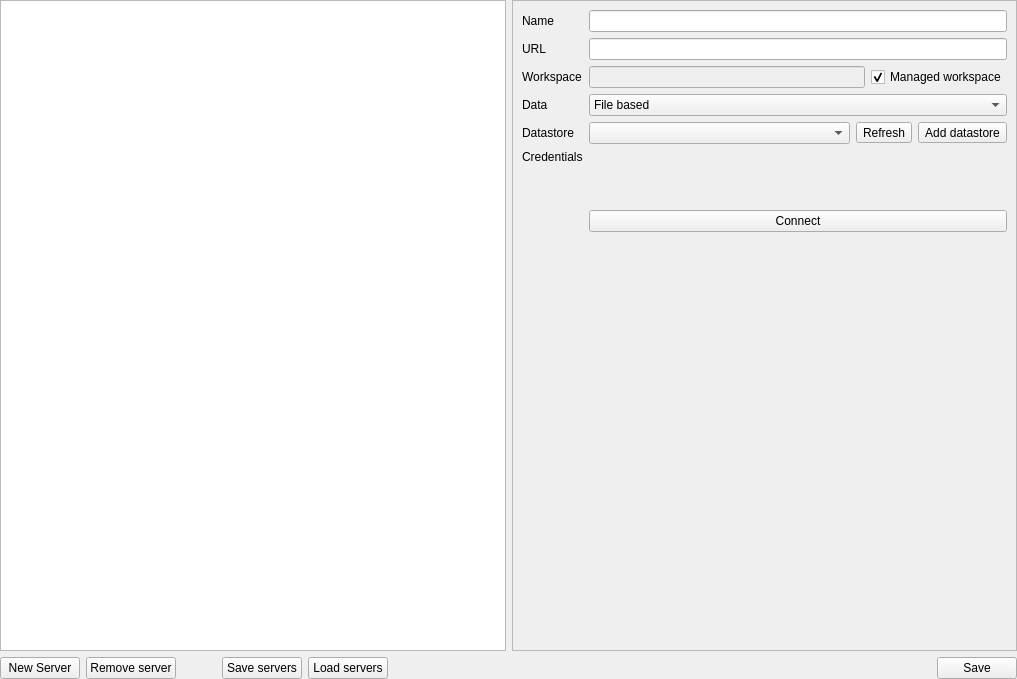
GeoCat/qgis-bridge-plugin, file geocatbridge/ui/serverconnectionswidget.ui: the form before one commit.
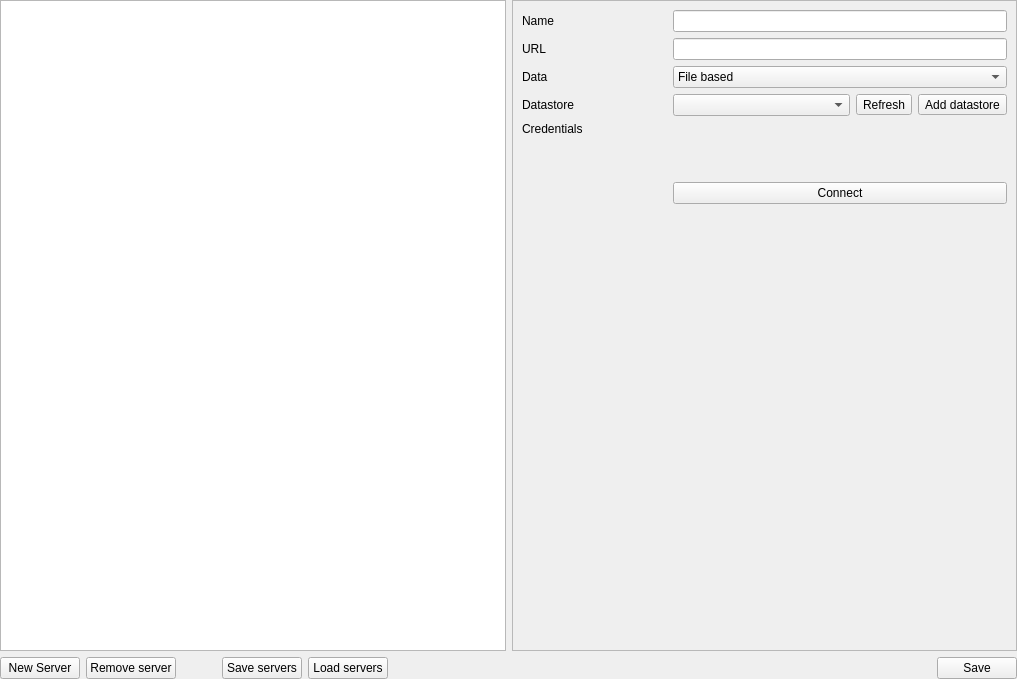
The form after the commit. Custom widgets are drawn as their Qt base class.

Commit message: removed free workspace mode

```diff
--- a/geocatbridge/ui/serverconnectionswidget.ui
+++ b/geocatbridge/ui/serverconnectionswidget.ui
@@ -141,7 +141,7 @@
         <layout class="QHBoxLayout" name="horizontalLayout_2">
          <item>
           <layout class="QGridLayout" name="gridLayout_2">
-           <item row="7" column="2">
+           <item row="6" column="2">
             <widget class="QWidget" name="geoserverAuthWidget" native="true">
              <property name="sizePolicy">
               <sizepolicy hsizetype="Minimum" vsizetype="Minimum">
@@ -151,10 +151,23 @@
              </property>
             </widget>
            </item>
-           <item row="7" column="0">
-            <widget class="QLabel" name="label_5">
+           <item row="9" column="0">
+            <spacer name="verticalSpacer_2">
+             <property name="orientation">
+              <enum>Qt::Vertical</enum>
+             </property>
+             <property name="sizeHint" stdset="0">
+              <size>
+               <width>20</width>
+               <height>40</height>
+              </size>
+             </property>
+            </spacer>
+           </item>
+           <item row="0" column="0">
+            <widget class="QLabel" name="label_3">
              <property name="text">
-              <string>Credentials</string>
+              <string>Name</string>
              </property>
             </widget>
            </item>
@@ -165,87 +178,44 @@
              </property>
             </widget>
            </item>
-           <item row="5" column="0">
+           <item row="7" column="2">
+            <spacer name="verticalSpacer_6">
+             <property name="orientation">
+              <enum>Qt::Vertical</enum>
+             </property>
+             <property name="sizeType">
+              <enum>QSizePolicy::Fixed</enum>
+             </property>
+             <property name="sizeHint" stdset="0">
+              <size>
+               <width>20</width>
+               <height>40</height>
+              </size>
+             </property>
+            </spacer>
+           </item>
+           <item row="6" column="0">
+            <widget class="QLabel" name="label_5">
+             <property name="text">
+              <string>Credentials</string>
+             </property>
+            </widget>
+           </item>
+           <item row="4" column="0">
             <widget class="QLabel" name="label_6">
              <property name="text">
               <string>Data</string>
              </property>
             </widget>
            </item>
-           <item row="0" column="0">
-            <widget class="QLabel" name="label_3">
-             <property name="text">
-              <string>Name</string>
-             </property>
-            </widget>
-           </item>
-           <item row="4" column="0">
-            <widget class="QLabel" name="label_16">
-             <property name="text">
-              <string>Workspace</string>
-             </property>
-            </widget>
-           </item>
-           <item row="4" column="2">
-            <widget class="QLineEdit" name="txtGeoserverWorkspace">
-             <property name="enabled">
-              <bool>false</bool>
-             </property>
-            </widget>
-           </item>
-           <item row="6" column="0">
+           <item row="5" column="0">
             <widget class="QLabel" name="labelGeoserverDatastore">
              <property name="text">
               <string>Datastore</string>
              </property>
             </widget>
            </item>
-           <item row="10" column="0">
-            <spacer name="verticalSpacer_2">
-             <property name="orientation">
-              <enum>Qt::Vertical</enum>
-             </property>
-             <property name="sizeHint" stdset="0">
-              <size>
-               <width>20</width>
-               <height>40</height>
-              </size>
-             </property>
-            </spacer>
-           </item>
-           <item row="8" column="2">
-            <spacer name="verticalSpacer_6">
-             <property name="orientation">
-              <enum>Qt::Vertical</enum>
-             </property>
-             <property name="sizeType">
-              <enum>QSizePolicy::Fixed</enum>
-             </property>
-             <property name="sizeHint" stdset="0">
-              <size>
-               <width>20</width>
-               <height>40</height>
-              </size>
-             </property>
-            </spacer>
-           </item>
-           <item row="4" column="3">
-            <widget class="QCheckBox" name="chkManagedWorkspace">
-             <property name="text">
-              <string>Managed workspace</string>
-             </property>
-             <property name="checked">
-              <bool>true</bool>
-             </property>
-            </widget>
-           </item>
-           <item row="0" column="2" colspan="2">
-            <widget class="QLineEdit" name="txtGeoserverName"/>
-           </item>
-           <item row="1" column="2" colspan="2">
-            <widget class="QLineEdit" name="txtGeoserverUrl"/>
-           </item>
-           <item row="6" column="2" colspan="2">
+           <item row="5" column="2" colspan="2">
             <layout class="QHBoxLayout" name="datastoreLayout">
              <item>
               <widget class="QComboBox" name="comboGeoserverDatabase"/>
@@ -266,14 +236,7 @@
              </item>
             </layout>
            </item>
-           <item row="9" column="2" colspan="2">
-            <widget class="QPushButton" name="btnConnectGeoserver">
-             <property name="text">
-              <string>Connect</string>
-             </property>
-            </widget>
-           </item>
-           <item row="5" column="2" colspan="2">
+           <item row="4" column="2" colspan="2">
             <widget class="QComboBox" name="comboGeoserverDataStorage">
              <item>
               <property name="text">
@@ -292,6 +255,19 @@
              </item>
             </widget>
            </item>
+           <item row="0" column="2" colspan="2">
+            <widget class="QLineEdit" name="txtGeoserverName"/>
+           </item>
+           <item row="8" column="2" colspan="2">
+            <widget class="QPushButton" name="btnConnectGeoserver">
+             <property name="text">
+              <string>Connect</string>
+             </property>
+            </widget>
+           </item>
+           <item row="1" column="2" colspan="2">
+            <widget class="QLineEdit" name="txtGeoserverUrl"/>
+           </item>
           </layout>
          </item>
         </layout>
```
The commit also changes 4 other files.
